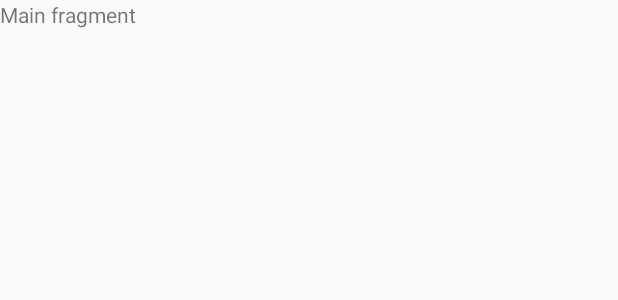
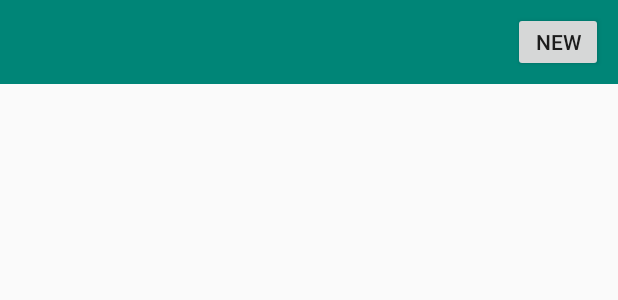
Before and after one commit to mevit/toDoListWidgetApp, an Android app: the layout fragment_main.xml on its own in the app's theme, with its tools: preview values and no code run, on a phone screen of 412 x 824 dp. Shown: the top 300 px of the screen. Run offline under Robolectric (Android 15) with nearby library versions, the phone set to English and light mode, and no system bars.

Commit message:
T-3,T-4,T-5,T-6,T-7. Set color for SplashScreen. Add toolbar to MainFragment. Add button for go to EditFragment. Add recyclerView to MainFragment

```diff
--- a/app/build.gradle
+++ b/app/build.gradle
@@ -32,6 +32,7 @@ dependencies {
     implementation deps.android.support.ktx
     implementation deps.android.support.constraint
     implementation deps.android.support.legacySupport
+    implementation deps.android.support.recyclerView
     implementation deps.android.test.junit
     implementation deps.android.test.testRunner
     implementation deps.android.test.espresso
--- a/app/src/main/res/layout/fragment_main.xml
+++ b/app/src/main/res/layout/fragment_main.xml
@@ -1,14 +1,33 @@
 <?xml version="1.0" encoding="utf-8"?>
-<FrameLayout xmlns:android="http://schemas.android.com/apk/res/android"
-             xmlns:tools="http://schemas.android.com/tools"
-             android:layout_width="match_parent"
-             android:layout_height="match_parent"
-             tools:context=".main.MainFragment">
+<androidx.constraintlayout.widget.ConstraintLayout xmlns:android="http://schemas.android.com/apk/res/android"
+        xmlns:app="http://schemas.android.com/apk/res-auto"
+        xmlns:tools="http://schemas.android.com/tools"
+        android:layout_width="match_parent"
+        android:layout_height="match_parent"
+        tools:context=".main.MainFragment">
 
-    <!-- TODO: Update blank fragment layout -->
     <TextView
+            android:id="@+id/toolBar"
             android:layout_width="match_parent"
-            android:layout_height="match_parent"
-            android:text="Main fragment"/>
+            android:layout_height="?attr/actionBarSize"
+            android:background="@color/colorPrimary"
+            app:layout_constraintTop_toTopOf="parent"/>
 
-</FrameLayout>
+    <Button
+            android:id="@+id/goToEditButton"
+            android:layout_width="60dp"
+            android:layout_height="40dp"
+            app:layout_constraintBottom_toBottomOf="@id/toolBar"
+            app:layout_constraintEnd_toEndOf="@id/toolBar"
+            app:layout_constraintTop_toTopOf="@id/toolBar"
+            android:layout_marginEnd="10dp"
+            android:text="@string/goToEditButtonText"/>
+
+    <androidx.recyclerview.widget.RecyclerView
+            android:layout_width="match_parent"
+            android:layout_height="wrap_content"
+            app:layout_constraintTop_toBottomOf="@id/toolBar">
+
+    </androidx.recyclerview.widget.RecyclerView>
+
+</androidx.constraintlayout.widget.ConstraintLayout>
--- a/app/src/main/res/values/colors.xml
+++ b/app/src/main/res/values/colors.xml
@@ -3,4 +3,7 @@
     <color name="colorPrimary">#008577</color>
     <color name="colorPrimaryDark">#00574B</color>
     <color name="colorAccent">#D81B60</color>
+
+
+    <color name="splashScreenBackground">#1DE9B6</color>
 </resources>
--- a/app/src/main/res/values/strings.xml
+++ b/app/src/main/res/values/strings.xml
@@ -1,6 +1,6 @@
 <resources>
+
     <string name="app_name">ToDo Widget</string>
+    <string name="goToEditButtonText">New</string>
 
-    <!-- TODO: Remove or change this placeholder text -->
-    <string name="hello_blank_fragment">Hello blank fragment</string>
 </resources>
--- a/app/src/main/res/values/styles.xml
+++ b/app/src/main/res/values/styles.xml
@@ -1,11 +1,13 @@
 <resources>
 
-    <!-- Base application theme. -->
-    <style name="AppTheme" parent="Theme.AppCompat.Light.DarkActionBar">
-        <!-- Customize your theme here. -->
+    <style name="AppTheme" parent="Theme.AppCompat.Light.NoActionBar">
         <item name="colorPrimary">@color/colorPrimary</item>
         <item name="colorPrimaryDark">@color/colorPrimaryDark</item>
         <item name="colorAccent">@color/colorAccent</item>
     </style>
 
+    <style name="splashScreenTheme" parent="AppTheme">
+        <item name="android:background">@color/splashScreenBackground</item>
+    </style>
+
 </resources>
--- a/dependencies.gradle
+++ b/dependencies.gradle
@@ -6,6 +6,7 @@ def junitVersion = '4.12'
 def androidXTestRunnerVersion = '1.2.0'
 def androidXTestEspressoCoreVersion = '3.2.0'
 def kotlinVersion = '1.3.21'
+def recyclerViewVersion = '1.1.0-beta04'
 
 ext.deps = [
         'android': [
@@ -13,7 +14,8 @@ ext.deps = [
                         'appcompat'    : "androidx.appcompat:appcompat:$androidXAppCompatVersion",
                         'ktx'          : "androidx.core:core-ktx:$androidXCoreVersion",
                         'constraint'   : "androidx.constraintlayout:constraintlayout:$constraintLayoutVersion",
-                        'legacySupport': "androidx.legacy:legacy-support-v4:$androidXLegacyVersion"
+                        'legacySupport': "androidx.legacy:legacy-support-v4:$androidXLegacyVersion",
+                        'recyclerView' : "androidx.recyclerview:recyclerview:$recyclerViewVersion"
                 ],
                 'test'   : [
                         'junit'     : "junit:junit:$junitVersion",
```
Also changed, not shown: app/src/main/AndroidManifest.xml (+6 -4 lines), app/src/main/java/com/meldeveloping/todowidget/main/MainFragment.kt (+21 -0 lines), app/src/main/res/layout/fragment_splash.xml (+7 -12 lines).
